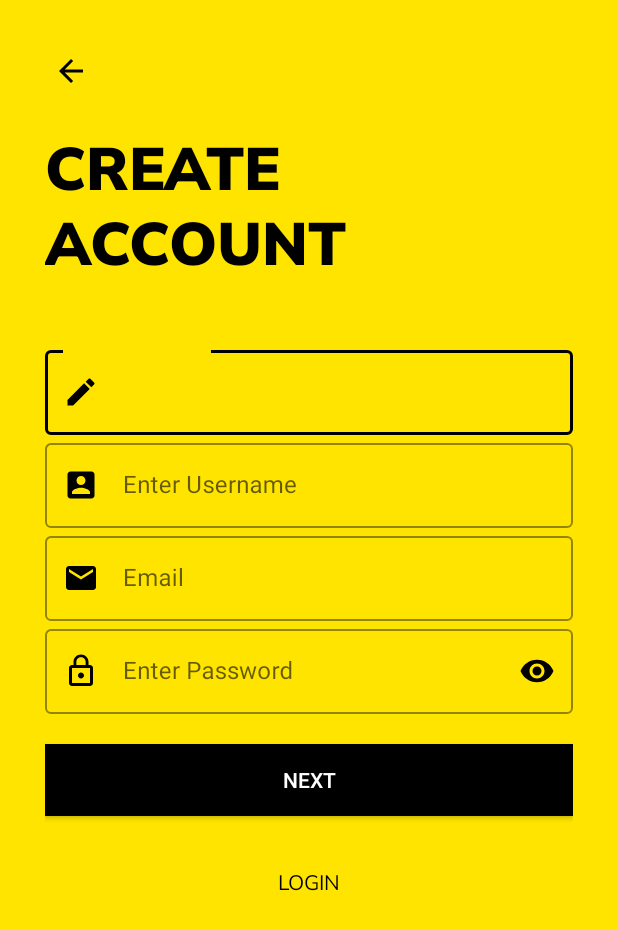
After one commit to Dulanjali-Senarathna/CityGuide, an Android app: the SignUp screen opened directly, with no data from a screen before it, on a phone screen of 412 x 824 dp. The commit adds this screen. Shown: the top 930 px of the screen. Run offline under Robolectric (Android 15) with nearby library versions, the phone set to English and light mode, and no system bars.

Commit message:
Material Design Signup Screen Done

```diff
--- a/app/build.gradle
+++ b/app/build.gradle
@@ -28,5 +28,6 @@ dependencies {
     androidTestImplementation 'androidx.test.espresso:espresso-core:3.2.0'
     implementation 'androidx.recyclerview:recyclerview:1.1.0'
     implementation 'androidx.cardview:cardview:1.0.0'
-    implementation 'com.google.android.material:material:1.2.0'
+    implementation 'com.google.android.material:material:1.1.0'
+    implementation 'com.hbb20:ccp:2.3.1'
 }
--- a/app/src/main/AndroidManifest.xml
+++ b/app/src/main/AndroidManifest.xml
@@ -9,7 +9,10 @@
         android:roundIcon="@mipmap/ic_launcher_round"
         android:supportsRtl="true"
         android:theme="@style/AppTheme">
-        <activity android:name=".Common.LoginSignup.Login"></activity>
+        <activity android:name=".Common.LoginSignup.SignUp3rdClass"></activity>
+        <activity android:name=".Common.LoginSignup.SignUp2ndClass" />
+        <activity android:name=".Common.LoginSignup.SignUp" />
+        <activity android:name=".Common.LoginSignup.Login" />
         <activity android:name=".Common.LoginSignup.RetailerStartupScreen" />
         <activity android:name=".User.AllCategories" />
         <activity android:name=".Common.OnBoarding" />
--- a/app/src/main/java/com/example/cityguide/Common/LoginSignup/RetailerStartupScreen.java
+++ b/app/src/main/java/com/example/cityguide/Common/LoginSignup/RetailerStartupScreen.java
@@ -35,4 +35,8 @@ public class RetailerStartupScreen extends AppCompatActivity {
             startActivity(intent);
         }
     }
+
+    public void callSignupScreen(View view){
+        startActivity(new Intent(getApplicationContext(), SignUp.class));
+    }
 }
--- /dev/null
+++ b/app/src/main/java/com/example/cityguide/Common/LoginSignup/SignUp.java
@@ -0,0 +1,54 @@
+package com.example.cityguide.Common.LoginSignup;
+
+import androidx.appcompat.app.AppCompatActivity;
+
+import android.app.ActivityOptions;
+import android.content.Intent;
+import android.os.Bundle;
+import android.util.Pair;
+import android.view.View;
+import android.widget.Button;
+import android.widget.ImageView;
+import android.widget.TextView;
+
+import com.example.cityguide.R;
+
+public class SignUp extends AppCompatActivity {
+
+    //Variables
+    ImageView backBtn;
+    Button next,login;
+    TextView titleText;
+
+    @Override
+    protected void onCreate(Bundle savedInstanceState) {
+        super.onCreate(savedInstanceState);
+        setContentView(R.layout.activity_retailer_sign_up);
+
+        //Hooks
+        backBtn = findViewById(R.id.signup_back_button);
+        next = findViewById(R.id.signup_next_button);
+        login = findViewById(R.id.signup_login_button);
+        titleText = findViewById(R.id.signup_title_text);
+
+    }
+
+    public void callNextSignupScreen(View view){
+        Intent intent = new Intent(getApplicationContext(),SignUp2ndClass.class);
+
+        //Add transition
+        Pair[] pairs = new Pair[4];
+
+        pairs[0] = new Pair<View,String>(backBtn,"transition_back_arrow_btn");
+        pairs[1] = new Pair<View,String>(next,"transition_next_btn");
+        pairs[2] = new Pair<View,String>(login,"transition_login_btn");
+        pairs[3] = new Pair<View,String>(titleText,"transition_title_text");
+
+        if (android.os.Build.VERSION.SDK_INT >= android.os.Build.VERSION_CODES.LOLLIPOP) {
+            ActivityOptions options = ActivityOptions.makeSceneTransitionAnimation(SignUp.this,pairs);
+            startActivity(intent,options.toBundle());
+        }else {
+            startActivity(intent);
+        }
+    }
+}
--- /dev/null
+++ b/app/src/main/res/drawable/ic_create_black_24dp.xml
@@ -0,0 +1,9 @@
+<vector xmlns:android="http://schemas.android.com/apk/res/android"
+        android:width="24dp"
+        android:height="24dp"
+        android:viewportWidth="24.0"
+        android:viewportHeight="24.0">
+    <path
+        android:fillColor="#FF000000"
+        android:pathData="M3,17.25V21h3.75L17.81,9.94l-3.75,-3.75L3,17.25zM20.71,7.04c0.39,-0.39 0.39,-1.02 0,-1.41l-2.34,-2.34c-0.39,-0.39 -1.02,-0.39 -1.41,0l-1.83,1.83 3.75,3.75 1.83,-1.83z"/>
+</vector>
--- /dev/null
+++ b/app/src/main/res/drawable/ic_email_black_24dp.xml
@@ -0,0 +1,9 @@
+<vector xmlns:android="http://schemas.android.com/apk/res/android"
+        android:width="24dp"
+        android:height="24dp"
+        android:viewportWidth="24.0"
+        android:viewportHeight="24.0">
+    <path
+        android:fillColor="#FF000000"
+        android:pathData="M20,4L4,4c-1.1,0 -1.99,0.9 -1.99,2L2,18c0,1.1 0.9,2 2,2h16c1.1,0 2,-0.9 2,-2L22,6c0,-1.1 -0.9,-2 -2,-2zM20,8l-8,5 -8,-5L4,6l8,5 8,-5v2z"/>
+</vector>
--- /dev/null
+++ b/app/src/main/res/layout/activity_retailer_sign_up.xml
@@ -0,0 +1,153 @@
+<?xml version="1.0" encoding="utf-8"?>
+<ScrollView xmlns:android="http://schemas.android.com/apk/res/android"
+    xmlns:app="http://schemas.android.com/apk/res-auto"
+    xmlns:tools="http://schemas.android.com/tools"
+    android:layout_width="match_parent"
+    android:layout_height="match_parent"
+    tools:context=".Common.LoginSignup.SignUp"
+    android:background="@color/colorPrimary"
+    android:padding="30dp">
+
+    <LinearLayout
+        android:layout_width="match_parent"
+        android:layout_height="wrap_content"
+        android:orientation="vertical">
+
+        <ImageView
+            android:id="@+id/signup_back_button"
+            android:layout_width="wrap_content"
+            android:layout_height="wrap_content"
+            android:src="@drawable/ic_arrow_back_black_24dp"
+            android:padding="5dp"
+            android:transitionName="transition_back_arrow_btn"/>
+
+        <TextView
+            android:id="@+id/signup_title_text"
+            android:layout_width="wrap_content"
+            android:layout_height="wrap_content"
+            android:text="@string/create_account"
+            android:textColor="@color/black"
+            android:textSize="40sp"
+            android:fontFamily="@font/muli_black"
+            android:textAllCaps="true"
+            android:layout_marginTop="20dp"
+            android:transitionName="transition_title_text"/>
+
+        <LinearLayout
+            android:layout_width="match_parent"
+            android:layout_height="wrap_content"
+            android:orientation="vertical"
+            android:layout_marginTop="40dp">
+
+            <com.google.android.material.textfield.TextInputLayout
+                app:startIconDrawable="@drawable/ic_create_black_24dp"
+                android:hint="@string/enter_full_name"
+                android:layout_width="match_parent"
+                style="@style/Widget.MaterialComponents.TextInputLayout.OutlinedBox"
+                android:layout_height="wrap_content"
+                app:boxStrokeColor="@color/black"
+                app:boxStrokeWidthFocused="2dp"
+                app:startIconTint="@color/black"
+                app:endIconMode="clear_text"
+                app:endIconTint="@color/black">
+
+                <com.google.android.material.textfield.TextInputEditText
+                    android:layout_width="match_parent"
+                    android:layout_height="match_parent"
+                    android:inputType="text"
+                    />
+
+            </com.google.android.material.textfield.TextInputLayout>
+
+            <com.google.android.material.textfield.TextInputLayout
+                app:startIconDrawable="@drawable/profile"
+                android:hint="@string/enter_username"
+                android:layout_width="match_parent"
+                style="@style/Widget.MaterialComponents.TextInputLayout.OutlinedBox"
+                android:layout_height="wrap_content"
+                app:boxStrokeColor="@color/black"
+                app:boxStrokeWidthFocused="2dp"
+                app:startIconTint="@color/black"
+                app:endIconMode="clear_text"
+                app:endIconTint="@color/black">
+
+                <com.google.android.material.textfield.TextInputEditText
+                    android:layout_width="match_parent"
+                    android:layout_height="match_parent"
+                    android:inputType="text"
+                    />
+
+            </com.google.android.material.textfield.TextInputLayout>
+
+            <com.google.android.material.textfield.TextInputLayout
+                app:startIconDrawable="@drawable/ic_email_black_24dp"
+                android:hint="@string/email"
+                android:layout_width="match_parent"
+                style="@style/Widget.MaterialComponents.TextInputLayout.OutlinedBox"
+                android:layout_height="wrap_content"
+                app:boxStrokeColor="@color/black"
+                app:boxStrokeWidthFocused="2dp"
+                app:startIconTint="@color/black"
+                app:endIconMode="clear_text"
+                app:endIconTint="@color/black">
+
+                <com.google.android.material.textfield.TextInputEditText
+                    android:layout_width="match_parent"
+                    android:layout_height="match_parent"
+                    android:inputType="textEmailAddress"
+                    />
+
+            </com.google.android.material.textfield.TextInputLayout>
+
+
+
+            <com.google.android.material.textfield.TextInputLayout
+                app:startIconDrawable="@drawable/ic_lock_outline_black_24dp"
+                android:hint="@string/enter_password"
+                android:layout_width="match_parent"
+                style="@style/Widget.MaterialComponents.TextInputLayout.OutlinedBox"
+                android:layout_height="wrap_content"
+                app:boxStrokeColor="@color/black"
+                app:boxStrokeWidthFocused="2dp"
+                app:startIconTint="@color/black"
+                app:passwordToggleTint="@color/black"
+                app:passwordToggleEnabled="true"
+                app:endIconTint="@color/black">
+
+                <com.google.android.material.textfield.TextInputEditText
+                    android:layout_width="match_parent"
+                    android:layout_height="match_parent"
+                    android:inputType="textPassword"
+                    />
+
+            </com.google.android.material.textfield.TextInputLayout>
+
+        </LinearLayout>
+
+        <Button
+            android:onClick="callNextSignupScreen"
+            android:id="@+id/signup_next_button"
+            android:layout_width="match_parent"
+            android:layout_height="wrap_content"
+            android:text="@string/next_btn"
+            android:background="@color/black"
+            android:textColor="@color/white"
+            android:layout_marginTop="20dp"
+            android:elevation="5dp"
+            android:transitionName="transition_next_btn"/>
+
+        <Button
+            android:id="@+id/signup_login_button"
+            android:layout_width="match_parent"
+            android:layout_height="wrap_content"
+            android:text="@string/login"
+            android:background="#00000000"
+            android:textColor="@color/black"
+            android:fontFamily="@font/muli"
+            android:layout_marginTop="20dp"
+            android:elevation="5dp"
+            android:transitionName="transition_login_btn"/>
+
+    </LinearLayout>
+
+</ScrollView>
--- a/app/src/main/res/layout/activity_retailer_startup_screen.xml
+++ b/app/src/main/res/layout/activity_retailer_startup_screen.xml
@@ -58,6 +58,7 @@
                 android:transitionName="transition_login"/>
 
             <Button
+                android:onClick="callSignupScreen"
                 android:id="@+id/signup_btn"
                 android:textColor="@color/black"
                 android:layout_width="0dp"
@@ -65,7 +66,8 @@
                 android:layout_weight="1"
                 android:text="@string/sign_up"
                 android:background="@color/colorPrimary"
-                android:layout_marginLeft="10dp"/>
+                android:layout_marginLeft="10dp"
+                android:transitionName="transition_signup"/>
 
         </LinearLayout>
 
--- a/app/src/main/res/values/strings.xml
+++ b/app/src/main/res/values/strings.xml
@@ -64,6 +64,9 @@
     <string name="forget_password">Forget Password</string>
     <string name="enter_username">Enter Username</string>
     <string name="enter_password">Enter Password</string>
+    <string name="enter_full_name">Enter Full Name</string>
+    <string name="email">Email</string>
+    <string name="enter_phone_number">Phone Number</string>
 
 
 </resources>
```
Also changed, not shown: app/src/main/java/com/example/cityguide/Common/LoginSignup/SignUp2ndClass.java (added, +54 -0 lines), app/src/main/java/com/example/cityguide/Common/LoginSignup/SignUp3rdClass.java (added, +16 -0 lines), app/src/main/res/drawable/black_border.xml (added, +10 -0 lines), app/src/main/res/drawable/ic_phone_black_24dp.xml (added, +9 -0 lines), app/src/main/res/layout/activity_sign_up2nd_class.xml (added, +126 -0 lines), app/src/main/res/layout/activity_sign_up3rd_class.xml (added, +103 -0 lines).
